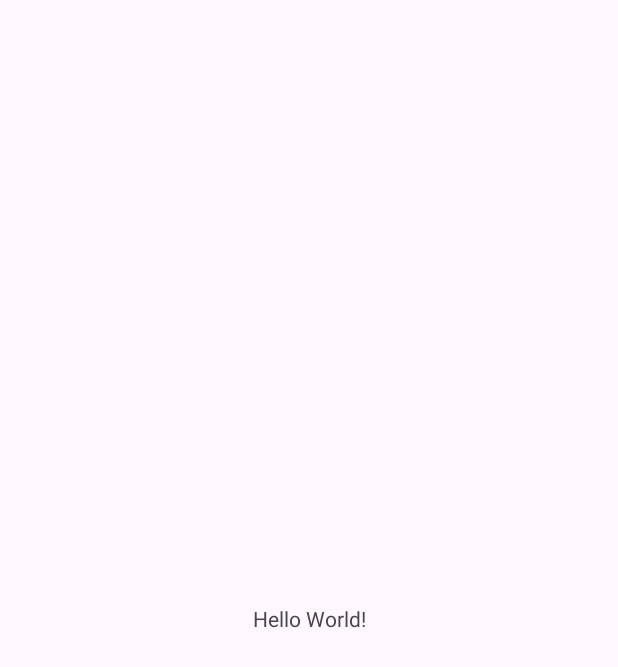
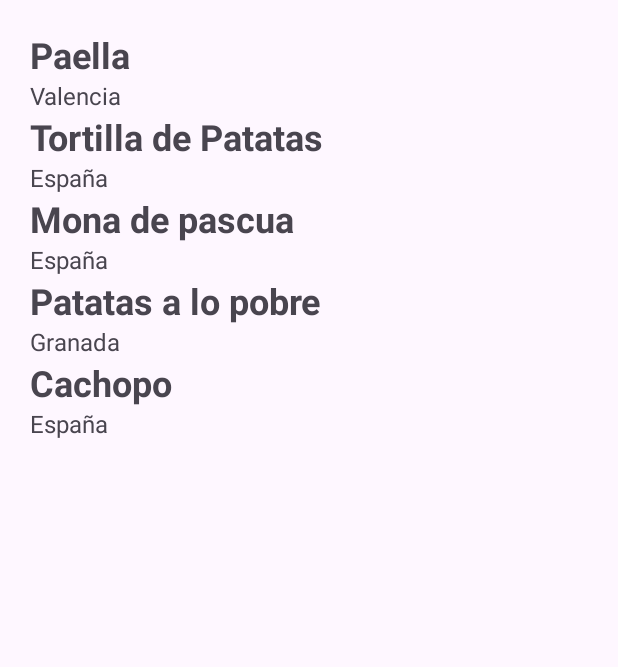
Before and after one commit to manelNunez/T5a1-Nunez-Manel, an Android app: the screen it shows after launch (MainActivity), on a phone screen of 412 x 824 dp. Before the commit the part shown is almost empty. Shown: the top 667 px of the screen. Run offline under Robolectric (Android 15) with nearby library versions, the phone set to English and light mode, and no system bars.

```diff
--- a/app/build.gradle.kts
+++ b/app/build.gradle.kts
@@ -33,6 +33,11 @@ android {
     kotlinOptions {
         jvmTarget = "1.8"
     }
+    viewBinding{
+
+        enable = true
+
+    }
 }
 
 dependencies {
--- /dev/null
+++ b/app/src/main/java/com/example/t5a1_nunez_manel/Comida.kt
@@ -0,0 +1,22 @@
+package com.example.t5a1_nunez_manel
+
+class Comida(private var nombre: String, private var pais: String) {
+
+
+    fun getNombre(): String {
+        return nombre
+    }
+    fun setNombre(nuevoNombre: String) {
+        nombre = nuevoNombre
+    }
+
+    fun getPais(): String {
+        return pais
+    }
+
+    fun setPais(nuevoPais: String) {
+        pais = nuevoPais
+    }
+
+
+}
--- /dev/null
+++ b/app/src/main/java/com/example/t5a1_nunez_manel/ComidaAdapter.kt
@@ -0,0 +1,34 @@
+package com.example.t5a1_nunez_manel
+
+import android.content.Context
+import android.view.LayoutInflater
+import android.view.View
+import android.view.ViewGroup
+import androidx.recyclerview.widget.RecyclerView
+import com.example.t5a1_nunez_manel.databinding.ItemComidaBinding
+
+class ComidaAdapter (private val comidas: List<Comida>):RecyclerView.Adapter<ComidaAdapter.ViewHolder>() {
+
+    private lateinit var context: Context
+    inner class ViewHolder(view: View): RecyclerView.ViewHolder(view){
+        val binding = ItemComidaBinding.bind(view)
+    }
+
+    override fun onCreateViewHolder(parent: ViewGroup, viewType: Int): ViewHolder {
+        context = parent.context
+        val view = LayoutInflater.from(context).inflate(R.layout.item_comida, parent, false)
+        return ViewHolder(view)
+    }
+
+    override fun getItemCount(): Int = comidas.size
+
+    override fun onBindViewHolder(holder: ViewHolder, position: Int) {
+        val comida = comidas.get(position)
+        with(holder){
+            println(comidas.size)
+            binding.lblTitulo.text = comida.getNombre()
+            binding.lblSubtitulo.text = comida.getPais()
+        }
+    }
+
+}
--- /dev/null
+++ b/app/src/main/java/com/example/t5a1_nunez_manel/ComidaDatos.kt
@@ -0,0 +1,16 @@
+package com.example.t5a1_nunez_manel
+
+class ComidaDatos {
+        companion object {
+            val COMIDAS = arrayListOf(
+                Comida("Paella", "Valencia"),
+                Comida("Tortilla de Patatas", "España"),
+                Comida("Mona de pascua", "España"),
+                Comida("Patatas a lo pobre", "Granada"),
+                Comida("Cachopo", "España")
+            )
+        }
+
+
+
+}
--- a/app/src/main/java/com/example/t5a1_nunez_manel/MainActivity.kt
+++ b/app/src/main/java/com/example/t5a1_nunez_manel/MainActivity.kt
@@ -5,12 +5,27 @@ import androidx.activity.enableEdgeToEdge
 import androidx.appcompat.app.AppCompatActivity
 import androidx.core.view.ViewCompat
 import androidx.core.view.WindowInsetsCompat
+import androidx.recyclerview.widget.LinearLayoutManager
+import com.example.t5a1_nunez_manel.databinding.ActivityMainBinding
 
 class MainActivity : AppCompatActivity() {
+
+    private lateinit var comidaAdapter: ComidaAdapter
+    private lateinit var linearLayoutManager: LinearLayoutManager
+    private lateinit var binding: ActivityMainBinding
+
+
     override fun onCreate(savedInstanceState: Bundle?) {
         super.onCreate(savedInstanceState)
         enableEdgeToEdge()
-        setContentView(R.layout.activity_main)
+        binding = ActivityMainBinding.inflate(layoutInflater)
+        setContentView(binding.root)
+        comidaAdapter = ComidaAdapter(ComidaDatos.COMIDAS)
+        linearLayoutManager = LinearLayoutManager(this)
+        binding.recyclerId.apply {
+            layoutManager = linearLayoutManager
+            adapter = comidaAdapter
+        }
         ViewCompat.setOnApplyWindowInsetsListener(findViewById(R.id.main)) { v, insets ->
             val systemBars = insets.getInsets(WindowInsetsCompat.Type.systemBars())
             v.setPadding(systemBars.left, systemBars.top, systemBars.right, systemBars.bottom)
--- a/app/src/main/res/layout/activity_main.xml
+++ b/app/src/main/res/layout/activity_main.xml
@@ -1,19 +1,20 @@
 <?xml version="1.0" encoding="utf-8"?>
-<androidx.constraintlayout.widget.ConstraintLayout xmlns:android="http://schemas.android.com/apk/res/android"
+<LinearLayout xmlns:android="http://schemas.android.com/apk/res/android"
     xmlns:app="http://schemas.android.com/apk/res-auto"
     xmlns:tools="http://schemas.android.com/tools"
     android:id="@+id/main"
     android:layout_width="match_parent"
     android:layout_height="match_parent"
-    tools:context=".MainActivity">
+    tools:context=".MainActivity"
+    android:orientation="vertical"
+    >
 
-    <TextView
-        android:layout_width="wrap_content"
-        android:layout_height="wrap_content"
-        android:text="Hello World!"
-        app:layout_constraintBottom_toBottomOf="parent"
-        app:layout_constraintEnd_toEndOf="parent"
-        app:layout_constraintStart_toStartOf="parent"
-        app:layout_constraintTop_toTopOf="parent" />
+    <androidx.recyclerview.widget.RecyclerView
+        android:id="@+id/recyclerId"
+        android:layout_width="match_parent"
+        android:layout_height="match_parent"
+        android:padding="10dp"
+        android:layout_margin="10dp"
+        />
 
-</androidx.constraintlayout.widget.ConstraintLayout>
+</LinearLayout>
--- /dev/null
+++ b/app/src/main/res/layout/item_comida.xml
@@ -0,0 +1,22 @@
+<?xml version="1.0" encoding="utf-8"?>
+<LinearLayout xmlns:android="http://schemas.android.com/apk/res/android"
+    android:layout_width="match_parent"
+    android:layout_height="wrap_content"
+    android:orientation="vertical">
+
+    <TextView
+        android:id="@+id/lblTitulo"
+        android:layout_width="match_parent"
+        android:layout_height="wrap_content"
+        android:textSize="24sp"
+        android:textStyle="bold"
+         />
+    <TextView
+        android:id="@+id/lblSubtitulo"
+        android:layout_width="match_parent"
+        android:layout_height="wrap_content"
+        android:textSize="16sp"
+        android:textStyle="normal"
+         />
+
+</LinearLayout>
```
